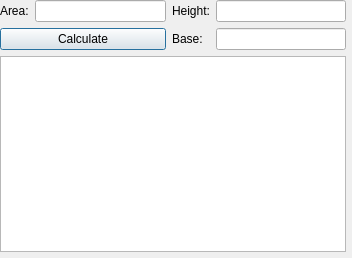
Before: the Qt Designer form src/gui/parallelogram_area.ui in ayham-1/upperLowerBounds, drawn with Qt 5.
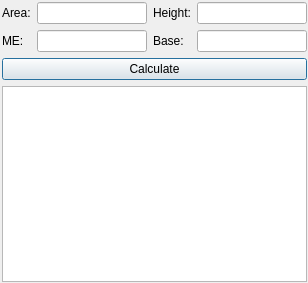
After: the same form once the commit is applied.

Commit message:
Fix UI missing max-error input.
- Missing max-error input fix.
- Add gitlab-cicd qmake build.

The edit to the form file:
```diff
--- a/src/gui/parallelogram_area.ui
+++ b/src/gui/parallelogram_area.ui
@@ -6,24 +6,24 @@
    <rect>
     <x>0</x>
     <y>0</y>
-    <width>352</width>
-    <height>258</height>
+    <width>308</width>
+    <height>283</height>
    </rect>
   </property>
   <property name="windowTitle">
    <string>Parallelogram Formula: Area</string>
   </property>
-  <widget class="QWidget" name="layoutWidget">
+  <widget class="QWidget" name="">
    <property name="geometry">
     <rect>
-     <x>0</x>
-     <y>0</y>
-     <width>346</width>
-     <height>252</height>
+     <x>2</x>
+     <y>2</y>
+     <width>305</width>
+     <height>280</height>
     </rect>
    </property>
-   <layout class="QVBoxLayout" name="verticalLayout">
-    <item>
+   <layout class="QGridLayout" name="gridLayout_2">
+    <item row="0" column="0">
      <layout class="QGridLayout" name="gridLayout">
       <item row="0" column="0">
        <widget class="QLabel" name="label">
@@ -45,13 +45,16 @@
       <item row="0" column="3">
        <widget class="QLineEdit" name="heightText"/>
       </item>
-      <item row="1" column="0" colspan="2">
-       <widget class="QPushButton" name="calculateBtn">
+      <item row="1" column="0">
+       <widget class="QLabel" name="label_4">
         <property name="text">
-         <string>Calculate</string>
+         <string>ME:</string>
         </property>
        </widget>
       </item>
+      <item row="1" column="1">
+       <widget class="QLineEdit" name="maxErrorText"/>
+      </item>
       <item row="1" column="2">
        <widget class="QLabel" name="label_3">
         <property name="text">
@@ -62,9 +65,16 @@
       <item row="1" column="3">
        <widget class="QLineEdit" name="baseText"/>
       </item>
+      <item row="2" column="0" colspan="4">
+       <widget class="QPushButton" name="calculateBtn">
+        <property name="text">
+         <string>Calculate</string>
+        </property>
+       </widget>
+      </item>
      </layout>
     </item>
-    <item>
+    <item row="1" column="0">
      <widget class="QPlainTextEdit" name="plainTextEdit"/>
     </item>
    </layout>
```
The commit also changes 16 other files.
